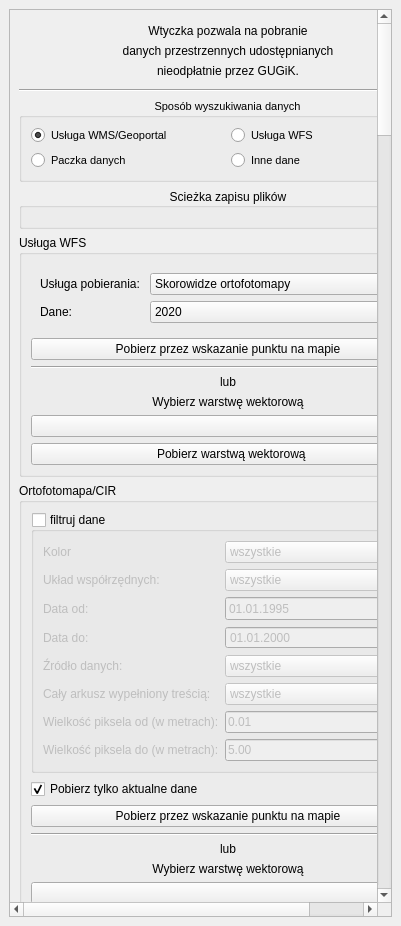
The window that pobieracz_danych_gugik_base.ui (envirosolutionspl/pobieracz_danych_gugik) describes before a commit, drawn with Qt 5.
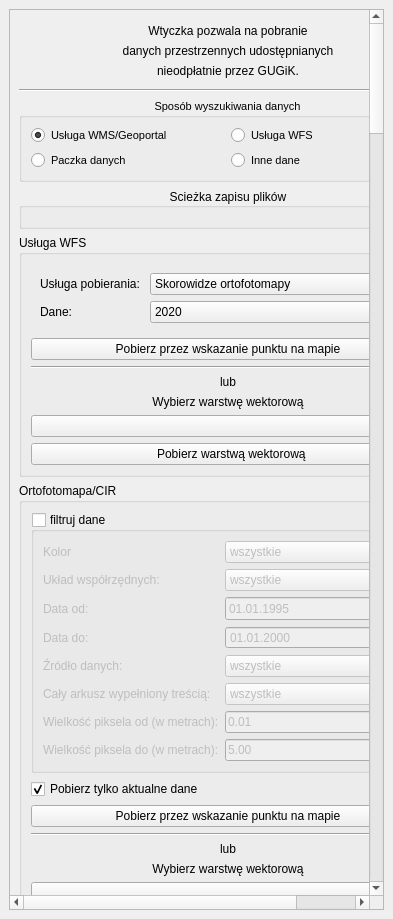
The same window after the commit. Icons and pictures are not drawn. Custom widgets are drawn as their Qt base class.

What changed in the file:
```diff
--- a/pobieracz_danych_gugik_base.ui
+++ b/pobieracz_danych_gugik_base.ui
@@ -6,8 +6,8 @@
    <rect>
     <x>0</x>
     <y>0</y>
-    <width>401</width>
-    <height>926</height>
+    <width>393</width>
+    <height>919</height>
    </rect>
   </property>
   <property name="windowTitle">
@@ -31,8 +31,8 @@
         <rect>
          <x>0</x>
          <y>0</y>
-         <width>381</width>
-         <height>884</height>
+         <width>373</width>
+         <height>877</height>
         </rect>
        </property>
        <layout class="QVBoxLayout" name="verticalLayout_2">
```
Left out of the diff: 6 changed lines with no effect on the pictures.
